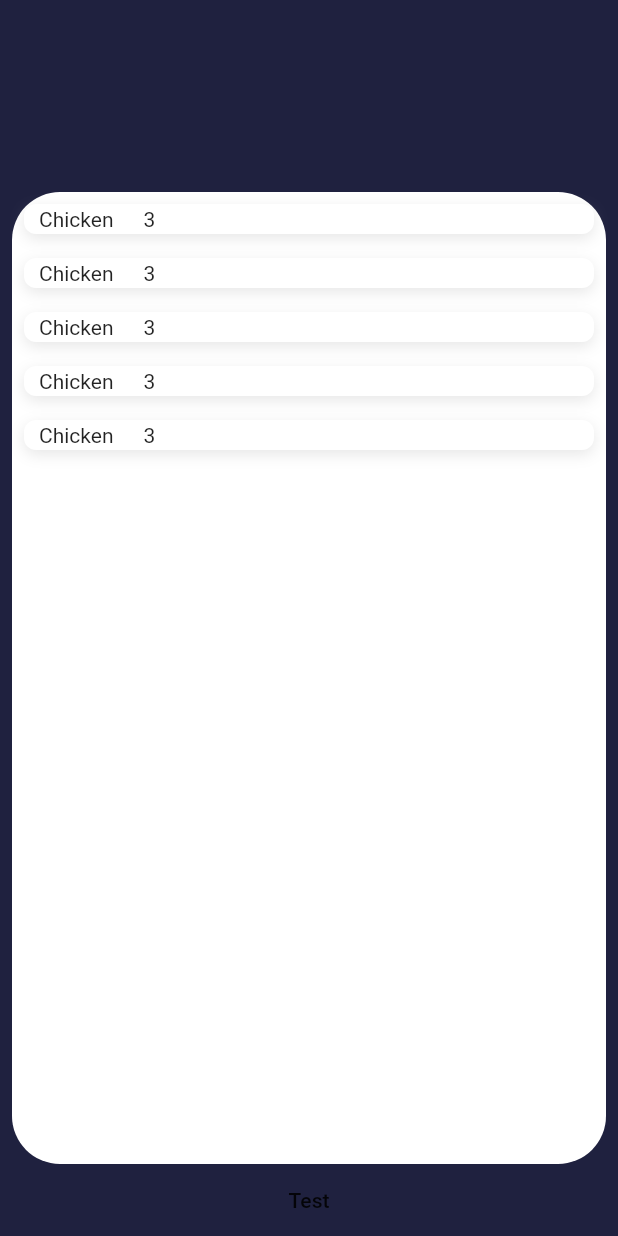
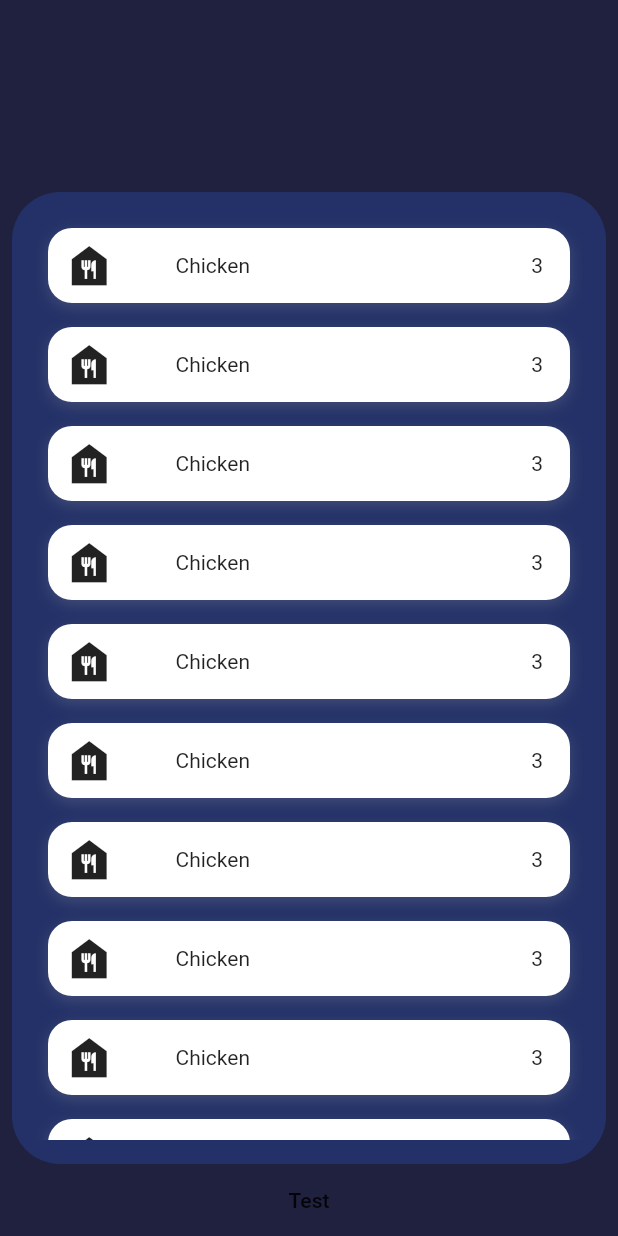
Before and after one commit to tonytyhuang/iFridgeV2, a Flutter app: the screen it shows after launch, after a tap on "test", on a phone screen of 412 x 824 dp. Run offline on Flutter 3.47's test engine with Material 2 defaults, Android fonts, the phone set to English and light mode, and no system bars; our stand-ins replace bloc, cloud_firestore, equatable, firebase_auth, firebase_core, flutter_bloc and 3 more; accounts and stored records are empty.

Commit message:
added stuff

```diff
--- a/lib/UI/FoodList/FoodList.dart
+++ b/lib/UI/FoodList/FoodList.dart
@@ -7,7 +7,6 @@ import 'package:ifridgev2/UI/FoodList/widgets/AllFoodListWidget.dart';
 import 'package:ifridgev2/bloc/food/food_bloc.dart';
 import 'package:ifridgev2/entities/food_entity.dart';
 import 'package:ifridgev2/fake_data/fake_data.dart';
-import 'package:ifridgev2/injection.dart';
 import 'package:ifridgev2/repository/food_database.dart';
 
 class FoodListPage extends StatelessWidget {
--- a/lib/UI/FoodList/widgets/AllFoodListWidget.dart
+++ b/lib/UI/FoodList/widgets/AllFoodListWidget.dart
@@ -12,14 +12,16 @@ class FoodListWidget extends StatelessWidget {
         alignment: Alignment.topCenter,
         width: MediaQuery.of(context).size.width,
         margin: const EdgeInsets.fromLTRB(8, 0, 8, 0),
+        padding: const EdgeInsets.all(16),
         decoration: BoxDecoration(
           borderRadius: BorderRadius.all(Radius.circular(32)),
           // BorderRadius.only(
           //     topLeft: Radius.circular(32),
           //     topRight: Radius.circular(32)),
-          color: Colors.white,
+          color: Color(0xFF233168),
         ),
-        child: MediaQuery.removePadding(
+        child: Stack(children: [
+          MediaQuery.removePadding(
             removeTop: true,
             context: context,
             child: ListView.builder(
@@ -28,6 +30,7 @@ class FoodListWidget extends StatelessWidget {
                 itemBuilder: (BuildContext context, int index) =>
                     FoodCardWidget(foodList[index])),
           ),
+        ]),
       ),
     );
   }
--- a/lib/UI/FoodList/widgets/FoodCard.dart
+++ b/lib/UI/FoodList/widgets/FoodCard.dart
@@ -7,11 +7,12 @@ class FoodCardWidget extends StatelessWidget {
   @override
   Widget build(BuildContext context) {
     return Container(
+      height: 50,
       margin: const EdgeInsets.all(8.0),
       width: 0.9 * MediaQuery.of(context).size.width,
       padding: const EdgeInsets.fromLTRB(10, 2, 10, 2),
       decoration: BoxDecoration(
-        borderRadius: BorderRadius.circular(8),
+        borderRadius: BorderRadius.circular(16),
         color: Colors.white,
         boxShadow: [
           BoxShadow(
@@ -23,9 +24,21 @@ class FoodCardWidget extends StatelessWidget {
       ),
       child: Row(
         children: [
+          foodIcon(food.category),
+          SizedBox(width: 40),
           Text(food.name),
-          SizedBox(width: 20),
-          Text(food.quantity.toString()),
+
+          Expanded(
+            child: Padding(
+              padding: const EdgeInsets.all(8.0),
+              child: Row(
+                mainAxisAlignment: MainAxisAlignment.end,
+                children: [
+                  Text(food.quantity.toString()),
+                ],
+              ),
+            ),
+          ),
           // SizedBox(width: 20),
           // Text(food.expiryDate.toString()),
         ],
@@ -33,3 +46,14 @@ class FoodCardWidget extends StatelessWidget {
     );
   }
 }
+
+Widget foodIcon(String category) {
+  if (category == 'Meat') {
+    return Container(
+      child: Icon(
+        Icons.food_bank,
+        size: 35,
+      ),
+    );
+  }
+}
--- a/lib/UI/widgets/sign_up_widget.dart
+++ b/lib/UI/widgets/sign_up_widget.dart
@@ -35,7 +35,13 @@ class SignUpWidget extends StatelessWidget {
                 onPressed: () {
                   Navigator.of(context).pushNamed('/test');
                 },
-                child: Text('test'))
+                child: Text('test')),
+            FlatButton(
+              onPressed: () {
+                Navigator.of(context).pushNamed('/home');
+              },
+              child: Text('Home'),
+            )
           ],
         ),
       ),
--- a/lib/fake_data/fake_data.dart
+++ b/lib/fake_data/fake_data.dart
@@ -3,7 +3,7 @@ import 'package:ifridgev2/entities/food_entity.dart';
 
 List<Food> getFoodList() {
   List<Food> list = new List();
-  for (int i = 0; i < 5; i++) {
+  for (int i = 0; i < 15; i++) {
     Food value = Food(
         name: 'Chicken',
         quantity: 3,
--- a/lib/routes.dart
+++ b/lib/routes.dart
@@ -2,6 +2,7 @@ import 'package:flutter/cupertino.dart';
 import 'package:flutter/material.dart';
 import 'package:ifridgev2/UI/FoodList/FoodList.dart';
 import 'package:ifridgev2/UI/screens/login.dart';
+import 'package:ifridgev2/UI/screens/navbar.dart';
 
 class RouteGenerator {
   static Route<dynamic> generateRoute(RouteSettings settings) {
@@ -11,6 +12,8 @@ class RouteGenerator {
         return MaterialPageRoute(builder: (_) => Login());
       case '/test':
         return MaterialPageRoute(builder: (_) => FoodListPage());
+      case '/home':
+        return MaterialPageRoute(builder: (_) => NavBar());
     }
   }
 }
```
Lines whose indentation alone changed are shown as unchanged.
